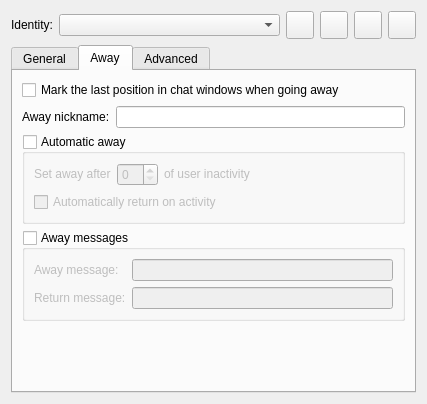
This is src/identitydialog.ui in KDE/konversation as Qt 5 draws it before an edit. The edited form follows.
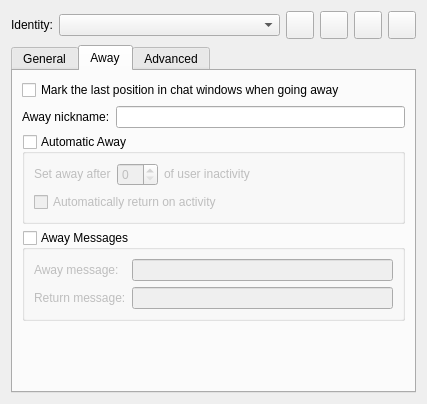
This is the edited form. The open tabs and pages were chosen to show the change. Custom widgets are drawn as their Qt base class.

Diff of the .ui file:
```diff
--- a/src/identitydialog.ui
+++ b/src/identitydialog.ui
@@ -284,7 +284,7 @@
           <string>If you check this box, Konversation will automatically set all connections using this Identity away when the screensaver starts or after a period of user inactivity configured below.</string>
          </property>
          <property name="title">
-          <string>Automatic away</string>
+          <string>Automatic Away</string>
          </property>
          <property name="checkable">
           <bool>true</bool>
@@ -354,7 +354,7 @@
           <string>If you check this box, Konversation will automatically send the Away message to all channels joined with this Identity. &lt;b&gt;%s&lt;/b&gt; is replaced with &lt;b&gt;msg&lt;/b&gt;. Whenever you perform an &lt;b&gt;/away&lt;/b&gt; command, the Return message will be displayed in all channels joined with this Identity.</string>
          </property>
          <property name="title">
-          <string>Away messages</string>
+          <string>Away Messages</string>
          </property>
          <property name="checkable">
           <bool>true</bool>
```
Left out of the diff: 2 changed lines with no effect on the pictures.
